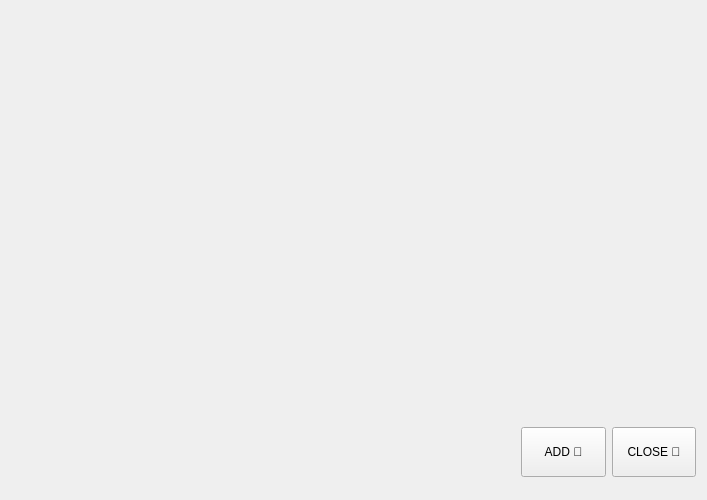
Old version of the form Chat-Application/contact.ui in the repository verina101/Chat-Application.
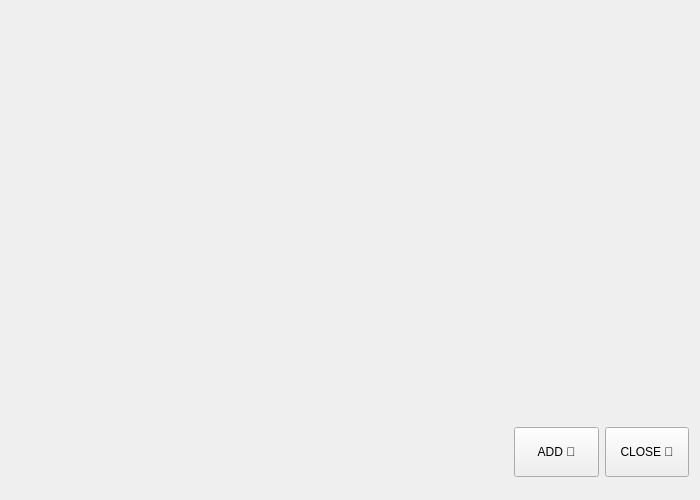
New version of the form.

```diff
--- a/Chat-Application/contact.ui
+++ b/Chat-Application/contact.ui
@@ -6,7 +6,7 @@
    <rect>
     <x>0</x>
     <y>0</y>
-    <width>707</width>
+    <width>700</width>
     <height>500</height>
    </rect>
   </property>
@@ -30,7 +30,7 @@
     <widget class="QListWidget" name="listWidget">
      <property name="minimumSize">
       <size>
-       <width>500</width>
+       <width>493</width>
        <height>0</height>
       </size>
      </property>
```
Left out of the diff: 3 changed lines with no effect on the pictures.
